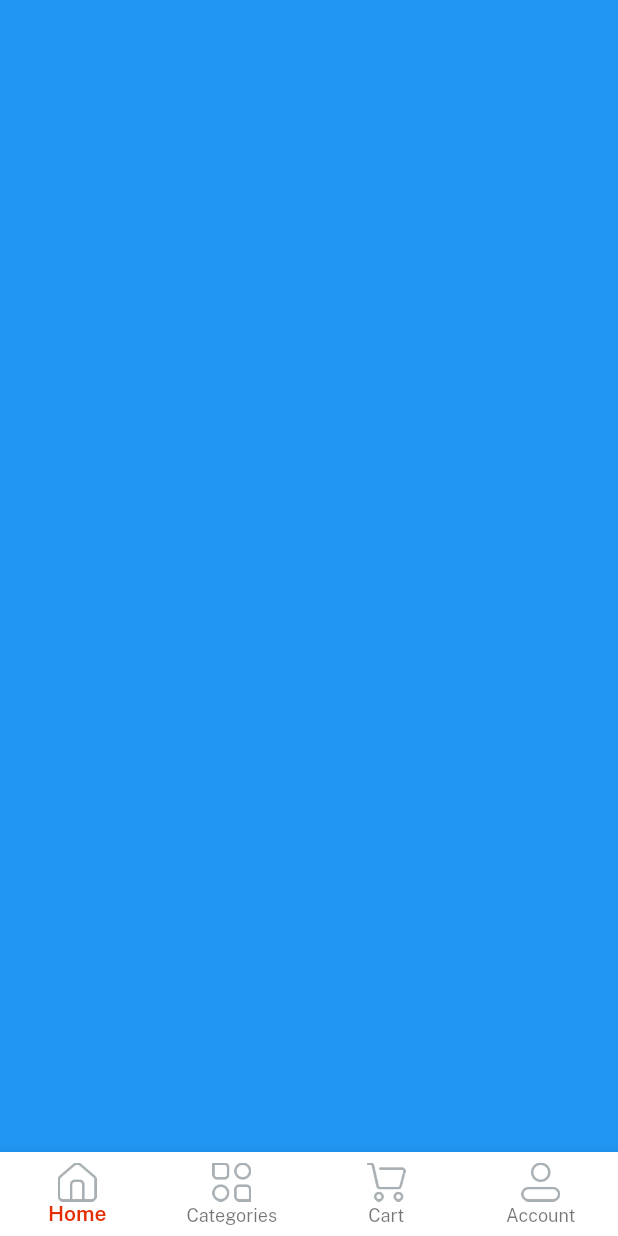
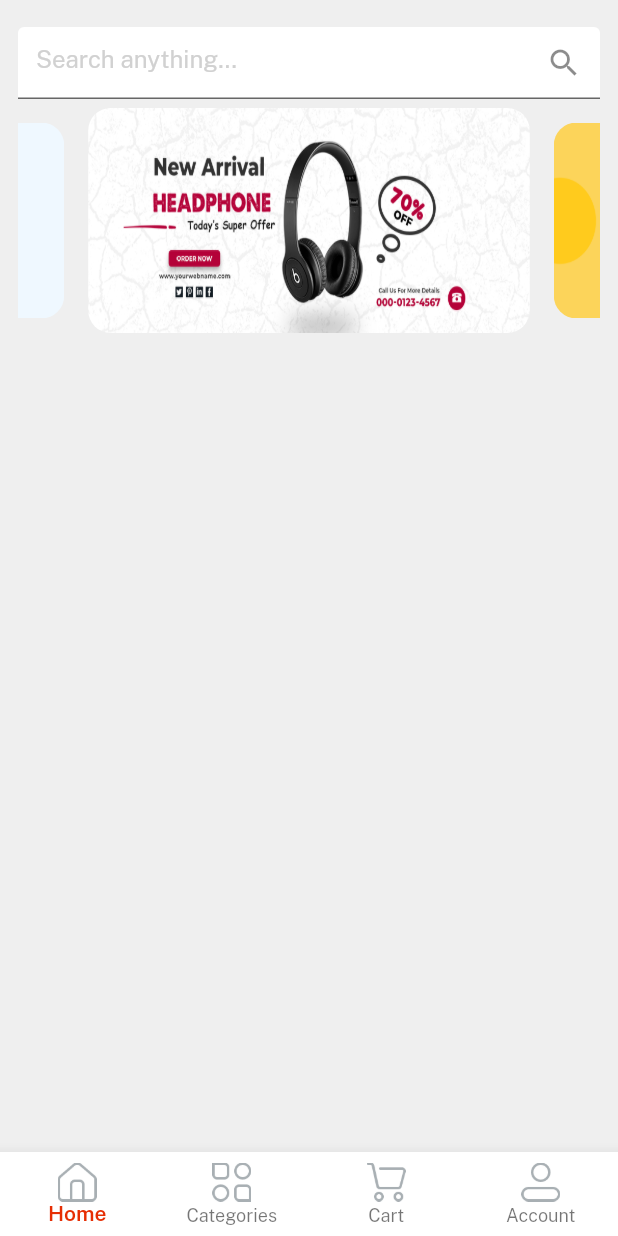
Before and after one commit to Shyamprasad07/E-Commerce, a Flutter app: the screen it shows after launch, after a tap on "Log in", on a phone screen of 412 x 824 dp. Run offline on Flutter 3.47's test engine with Material 2 defaults, Android fonts, the phone set to English and light mode, and no system bars; drawn by our look-alikes of velocity_x; our stand-ins replace firebase_core, get; accounts and stored records are empty.

```diff
--- a/lib/auth_screen/login_screen.dart
+++ /dev/null
@@ -1,68 +0,0 @@
-import 'package:emart_app/auth_screen/singup_screen.dart';
-import 'package:emart_app/consts/consts.dart';
-import 'package:emart_app/consts/lists.dart';
-import 'package:emart_app/home_screen/home_screen.dart';
-import 'package:emart_app/widgets_common/applogo_widget.dart';
-import 'package:emart_app/widgets_common/bg_widget.dart';
-import 'package:emart_app/widgets_common/custum_textfield.dart';
-import 'package:emart_app/widgets_common/our_button.dart';
-import 'package:get/get.dart';
-
-class LoginScreen extends StatelessWidget {
-  const LoginScreen({super.key});
-
-  @override
-  Widget build(BuildContext context) {
-    return bgWidget(
-        child: Scaffold(
-          resizeToAvoidBottomInset: false,
-      body: Center(
-        child: Column(
-          children: [
-            (context.screenHeight * 0.1).heightBox,
-            applogoWidget(),
-            10.heightBox,
-            "Log in to $appname".text.fontFamily(bold).white.size(20).make(),
-            15.heightBox,
-            Column(
-              children: [
-                customTextField(hint: emailHint,title: email),
-                customTextField(hint: passwordHint,title: password),
-                Align(
-                  alignment: Alignment.centerRight,
-                  child: TextButton(onPressed: (){}, child: forgetPass.text.make())),
-                  5.heightBox,
-                  // ourButton().box.width(context.screenWidth- 50).make(),
-                  ourButton(color: redColor, title: login, textColor: whiteColor,onPress: (){
-                    Get.to(()=> const HomeScreen()); // navigation on home screen
-                  } ).box.width(context.screenWidth-50).make(),
-                  5.heightBox,
-                  creatNewAccount.text.color(fontGrey).make(),
-                  5.heightBox,
-                  ourButton(color: lightGolden, title: signup, textColor: redColor,onPress: (){
-                    // calling signup Screen
-                    Get.to(()=> const SignupScreen());
-                  } ).box.width(context.screenWidth-50).make(),
-
-                  10.heightBox,
-                  loginWith.text.color(fontGrey).make(),
-                  Row(
-                    mainAxisAlignment: MainAxisAlignment.center,
-                    children: List.generate(3, (index) => Padding(
-                      padding: const EdgeInsets.all(8.0),
-                      child: CircleAvatar(
-                        backgroundColor: lightGrey,
-                        radius: 25,
-                        child: Image.asset(socialIconList[index],width: 30,),
-                      ),
-                    )),
-                  )
-
-              ],
-            ).box.white.rounded.padding(const EdgeInsets.all(16)).width(context.screenWidth - 70).shadowSm.make(),
-          ],
-        ),
-      ),
-    ));
-  }
-}
--- a/lib/consts/lists.dart
+++ b/lib/consts/lists.dart
@@ -1,3 +1,4 @@
 import 'package:emart_app/consts/images.dart';
 
 const socialIconList = [icFacebookLogo, icGoogleLogo, icTwitterLogo];
+const slidersList = [imgSlider1,imgSlider2,imgSlider3,imgSlider4];
--- a/lib/consts/strings.dart
+++ b/lib/consts/strings.dart
@@ -1,4 +1,3 @@
-import 'package:flutter/foundation.dart';
 
 const appname = "Shimla Enterprises";
 const appversion = "Version 1.0.0";
@@ -20,3 +19,5 @@ const termAndCond = " Terms and Condition ";
 const alredyHaveAccount ="Already have an account?";
 // home Strings
 const home = "Home",categories = "Categories",cart = "Cart", account = "Account";
+//home Screen Strings
+const searchanything = "Search anything...",todayDeal = "Today's Deal",flashsale = "Flash Sale",topSellers = "Top Sellers",brand ="Brand",topCategories = "Top Categories",featuredCategories ="Featured Categories";
--- /dev/null
+++ b/lib/home_screen/home.dart
@@ -0,0 +1,74 @@
+import 'package:emart_app/consts/consts.dart';
+import 'package:emart_app/controllers/home_controller.dart';
+import 'package:emart_app/home_screen/home.screen.dart';
+import 'package:emart_app/views/cart_screen/cart_screen.dart';
+import 'package:emart_app/views/catagory_screen/category_screen.dart';
+import 'package:emart_app/views/profile_screen/profile_screen.dart';
+import 'package:get/get.dart';
+
+class Home extends StatelessWidget {
+  const Home({super.key});
+
+  @override
+  Widget build(BuildContext context) {
+    // init home Controller
+    var controller = Get.put(HomeController());
+
+    var navbarItem = [
+      BottomNavigationBarItem(
+          icon: Image.asset(
+            icHome,
+            width: 26,
+          ),
+          label: home),
+      BottomNavigationBarItem(
+          icon: Image.asset(
+            icCategories,
+            width: 26,
+          ),
+          label: categories),
+      BottomNavigationBarItem(
+          icon: Image.asset(
+            icCart,
+            width: 26,
+          ),
+          label: cart),
+      BottomNavigationBarItem(
+          icon: Image.asset(
+            icProfile,
+            width: 26,
+          ),
+          label: account),
+    ];
+
+    var navBody = [
+      const HomeScreen(),
+      const CategoryScreen(),
+      const CartScreen(),
+      const ProfileScreen(),
+    ];
+
+    return Scaffold(
+      body: Column(
+        children: [
+          Obx(() => Expanded(
+                child: navBody.elementAt(controller.currentNavIndex.value),
+              )),
+        ],
+      ),
+      bottomNavigationBar: Obx(
+        () => BottomNavigationBar(
+          currentIndex: controller.currentNavIndex.value,
+          selectedItemColor: redColor,
+          selectedLabelStyle: const TextStyle(fontFamily: semibold),
+          type: BottomNavigationBarType.fixed,
+          backgroundColor: whiteColor,
+          items: navbarItem,
+          onTap: (value) {
+            controller.currentNavIndex.value = value;
+          },
+        ),
+      ),
+    );
+  }
+}
--- /dev/null
+++ b/lib/home_screen/home.screen.dart
@@ -0,0 +1,50 @@
+import 'package:emart_app/consts/consts.dart';
+import 'package:emart_app/consts/lists.dart';
+
+class HomeScreen extends StatelessWidget {
+  const HomeScreen({super.key});
+
+  @override
+  Widget build(BuildContext context) {
+    return Container(
+      padding: const EdgeInsets.all(12),
+      color: lightGrey,
+      width: context.screenWidth,
+      height: context.screenHeight,
+      child: SafeArea(
+          child: Column(
+        children: [
+          Container(
+            alignment: Alignment.center,
+            height: 60,
+            color: lightGrey,
+            child: TextFormField(
+              decoration: const InputDecoration(
+                suffixIcon: Icon(Icons.search),
+                filled: true,
+                fillColor: whiteColor,
+                hintText: searchanything,
+                hintStyle: TextStyle(color: textfieldGrey),
+              ),
+            ),
+          ),
+          // swipers brands
+          VxSwiper.builder(
+              aspectRatio: 16 / 9,
+              autoPlay: true,
+              height: 150,
+              enlargeCenterPage: true,
+              itemCount: slidersList.length,
+              itemBuilder: (context, index) {
+                return Container(
+                  child: Image.asset(
+                    slidersList[index],
+                    fit: BoxFit.fill,
+                  ),
+                ).box.rounded.clip(Clip.antiAlias).margin(const EdgeInsets.symmetric(horizontal:8)).make();
+              }),
+        ],
+      )),
+    );
+  }
+}
--- a/lib/home_screen/home_screen.dart
+++ /dev/null
@@ -1,49 +0,0 @@
-import 'package:emart_app/consts/consts.dart';
-import 'package:emart_app/controllers/home_controller.dart';
-import 'package:get/get.dart';
-
-class HomeScreen extends StatelessWidget {
-  const HomeScreen({super.key});
-
-  @override
-  Widget build(BuildContext context) {
-
-    // init home Controller
-    var controller = Get.put(HomeController());
-
-    var navbarItem = [
-       BottomNavigationBarItem(icon: Image.asset(icHome,width: 26,),label: home ),
-       BottomNavigationBarItem(icon: Image.asset(icCategories,width: 26,),label: categories ),
-       BottomNavigationBarItem(icon: Image.asset(icCart,width: 26,),label: cart ),
-       BottomNavigationBarItem(icon: Image.asset(icProfile,width: 26,),label: account ),
-    ];
-
-    var navBody = [
-      Container(color: Colors.blue),
-      Container(color: Colors.amber),
-      Container(color: Colors.purple),
-      Container(color: Colors.green),
-    ];
-
-    return Scaffold(
-      body: Column(
-        children: [
-          Obx(() => Expanded(child: navBody.elementAt(controller.currentNavIndex.value) ,)),
-        ],
-      ),
-       bottomNavigationBar: Obx(
-        () => BottomNavigationBar(
-          currentIndex: controller.currentNavIndex.value,
-          selectedItemColor: redColor,
-          selectedLabelStyle: const TextStyle(fontFamily: semibold),
-          type:BottomNavigationBarType.fixed,
-         backgroundColor: whiteColor,
-          items: navbarItem,
-          onTap: (value){
-            controller.currentNavIndex.value = value;
-          } ,
-          ),
-       ),
-    );
-  }
-}
--- /dev/null
+++ b/lib/views/auth_screen/login_screen.dart
@@ -0,0 +1,88 @@
+import 'package:emart_app/views/auth_screen/singup_screen.dart';
+import 'package:emart_app/consts/consts.dart';
+import 'package:emart_app/consts/lists.dart';
+import 'package:emart_app/home_screen/home.dart';
+import 'package:emart_app/widgets_common/applogo_widget.dart';
+import 'package:emart_app/widgets_common/bg_widget.dart';
+import 'package:emart_app/widgets_common/custum_textfield.dart';
+import 'package:emart_app/widgets_common/our_button.dart';
+import 'package:get/get.dart';
+
+class LoginScreen extends StatelessWidget {
+  const LoginScreen({super.key});
+
+  @override
+  Widget build(BuildContext context) {
+    return bgWidget(
+        child: Scaffold(
+      resizeToAvoidBottomInset: false,
+      body: Center(
+        child: Column(
+          children: [
+            (context.screenHeight * 0.1).heightBox,
+            applogoWidget(),
+            10.heightBox,
+            "Log in to $appname".text.fontFamily(bold).white.size(20).make(),
+            15.heightBox,
+            Column(
+              children: [
+                customTextField(hint: emailHint, title: email),
+                customTextField(hint: passwordHint, title: password),
+                Align(
+                    alignment: Alignment.centerRight,
+                    child: TextButton(
+                        onPressed: () {}, child: forgetPass.text.make())),
+                5.heightBox,
+                // ourButton().box.width(context.screenWidth- 50).make(),
+                ourButton(
+                    color: redColor,
+                    title: login,
+                    textColor: whiteColor,
+                    onPress: () {
+                      Get.to(() => const Home()); // navigation on home screen
+                    }).box.width(context.screenWidth - 50).make(),
+                5.heightBox,
+                creatNewAccount.text.color(fontGrey).make(),
+                5.heightBox,
+                ourButton(
+                    color: lightGolden,
+                    title: signup,
+                    textColor: redColor,
+                    onPress: () {
+                      // calling signup Screen
+                      Get.to(() => const SignupScreen());
+                    }).box.width(context.screenWidth - 50).make(),
+
+                10.heightBox,
+                loginWith.text.color(fontGrey).make(),
+                Row(
+                  mainAxisAlignment: MainAxisAlignment.center,
+                  children: List.generate(
+                      3,
+                      (index) => Padding(
+                            padding: const EdgeInsets.all(8.0),
+                            child: CircleAvatar(
+                              backgroundColor: lightGrey,
+                              radius: 25,
+                              child: Image.asset(
+                                socialIconList[index],
+                                width: 30,
+                              ),
+                            ),
+                          )),
+                )
+              ],
+            )
+                .box
+                .white
+                .rounded
+                .padding(const EdgeInsets.all(16))
+                .width(context.screenWidth - 70)
+                .shadowSm
+                .make(),
+          ],
+        ),
+      ),
+    ));
+  }
+}
--- /dev/null
+++ b/lib/views/cart_screen/cart_screen.dart
@@ -0,0 +1,10 @@
+import 'package:emart_app/consts/consts.dart';
+
+class CartScreen extends StatelessWidget {
+  const CartScreen({super.key});
+
+  @override
+  Widget build(BuildContext context) {
+    return Container(color: Colors.purple,);
+  }
+}
--- /dev/null
+++ b/lib/views/catagory_screen/category_screen.dart
@@ -0,0 +1,10 @@
+import 'package:emart_app/consts/consts.dart';
+
+class CategoryScreen extends StatelessWidget {
+  const CategoryScreen({super.key});
+
+  @override
+  Widget build(BuildContext context) {
+    return Container(color: Colors.yellow,);
+  }
+}
--- /dev/null
+++ b/lib/views/profile_screen/profile_screen.dart
@@ -0,0 +1,10 @@
+import 'package:emart_app/consts/consts.dart';
+
+class ProfileScreen extends StatelessWidget {
+  const ProfileScreen({super.key});
+
+  @override
+  Widget build(BuildContext context) {
+    return Container(color: Colors.red,);
+  }
+}
--- a/lib/views/splash_screen.dart/splash_screen.dart
+++ b/lib/views/splash_screen.dart/splash_screen.dart
@@ -1,4 +1,4 @@
-import 'package:emart_app/auth_screen/login_screen.dart';
+import 'package:emart_app/views/auth_screen/login_screen.dart';
 import 'package:emart_app/consts/consts.dart';
 import 'package:emart_app/widgets_common/applogo_widget.dart';
 import 'package:get/get.dart';
```
Also changed, not shown: lib/views/auth_screen/singup_screen.dart (renamed from lib/auth_screen/singup_screen.dart).
